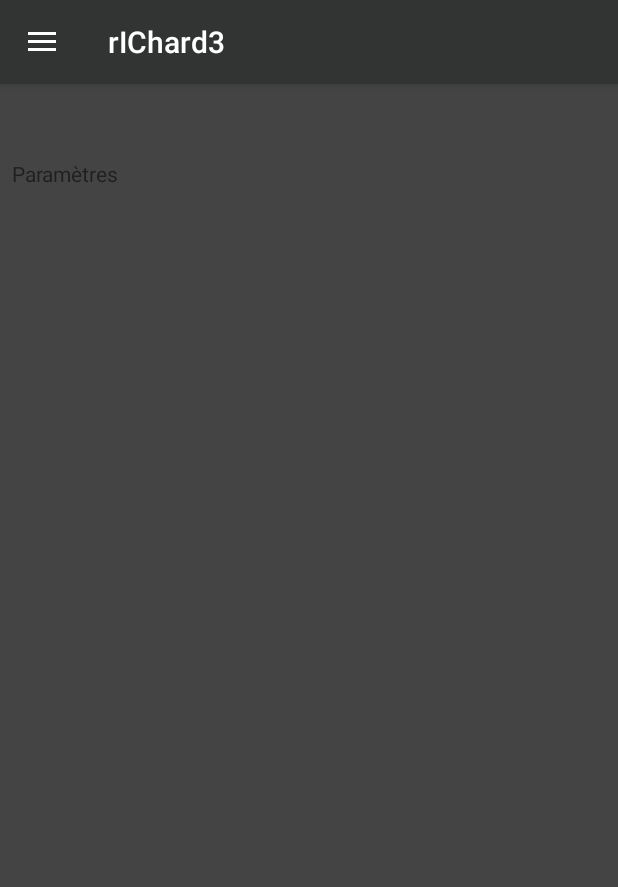
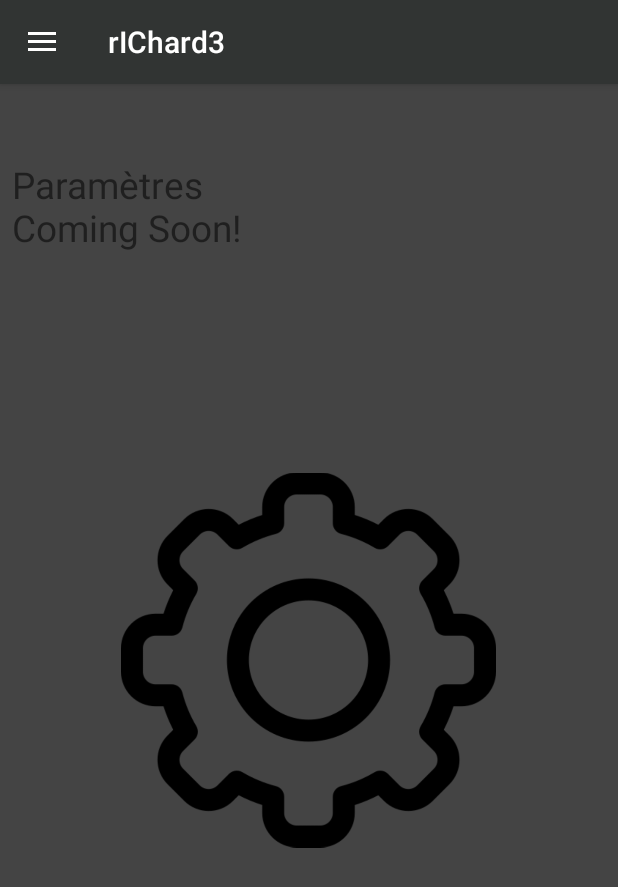
Before and after one commit to avmolaei/rIChard, an Android app: the screen it shows after launch (MainActivity), in the side drawer, after a tap on "Settings", on a phone screen of 412 x 824 dp. Shown: the top 887 px of the screen. Run offline under Robolectric (Android 15) with nearby library versions, the phone set to English and light mode, and no system bars.

Commit message:
add some graphics in settings

```diff
--- a/rIChard3/app/src/main/res/layout/fragment_settings.xml
+++ b/rIChard3/app/src/main/res/layout/fragment_settings.xml
@@ -1,5 +1,6 @@
 <?xml version="1.0" encoding="utf-8"?>
 <RelativeLayout xmlns:android="http://schemas.android.com/apk/res/android"
+    xmlns:app="http://schemas.android.com/apk/res-auto"
     android:layout_width="match_parent"
     android:layout_height="match_parent"
     android:background="@color/grey">
@@ -7,9 +8,17 @@
     <TextView
         android:id="@+id/TextViewParametres"
         android:layout_width="wrap_content"
+        android:textSize="11pt"
         android:layout_height="wrap_content"
         android:layout_marginStart="8dp"
         android:layout_marginTop="50dp"
-        android:text="Paramètres"/>
+        android:text="Paramètres\nComing Soon!"/>
+
+    <ImageView
+        android:id="@+id/imageView2"
+        android:layout_width="250dp"
+        android:layout_centerInParent="true"
+        android:layout_height="wrap_content"
+        app:srcCompat="@drawable/sett" />
 
 </RelativeLayout>
```
Also changed, not shown: rIChard3/app/src/main/res/drawable-v24/sett.png (added).
